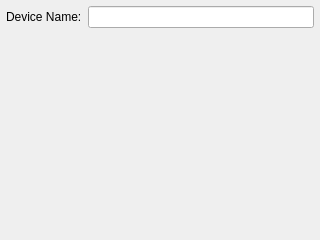
This is ui/CommunicationSettingsWidget.ui in kipr/botui as Qt 5 draws it before an edit. The edited form follows.
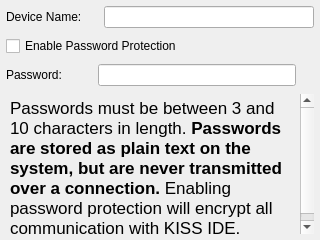
This is the edited form. Icons and pictures are not drawn. Custom widgets are drawn as their Qt base class.

Commit message: Added slider effect to RootController

What changed in the file:
```diff
--- a/ui/CommunicationSettingsWidget.ui
+++ b/ui/CommunicationSettingsWidget.ui
@@ -14,22 +14,22 @@
    <string>Communication Settings</string>
   </property>
   <layout class="QVBoxLayout" name="verticalLayout">
-   <property name="leftMargin">
-    <number>6</number>
+   <property name="spacing">
+    <number>8</number>
    </property>
-   <property name="topMargin">
+   <property name="margin">
     <number>6</number>
    </property>
-   <property name="rightMargin">
-    <number>6</number>
-   </property>
-   <property name="bottomMargin">
-    <number>0</number>
-   </property>
    <item>
     <layout class="QHBoxLayout" name="horizontalLayout">
      <item>
       <widget class="QLabel" name="label">
+       <property name="minimumSize">
+        <size>
+         <width>90</width>
+         <height>0</height>
+        </size>
+       </property>
        <property name="text">
         <string>Device Name:</string>
        </property>
@@ -40,6 +40,132 @@
      </item>
     </layout>
    </item>
+   <item>
+    <widget class="QCheckBox" name="passworded">
+     <property name="text">
+      <string>Enable Password Protection</string>
+     </property>
+    </widget>
+   </item>
+   <item>
+    <layout class="QHBoxLayout" name="horizontalLayout_2">
+     <property name="spacing">
+      <number>2</number>
+     </property>
+     <property name="topMargin">
+      <number>0</number>
+     </property>
+     <property name="rightMargin">
+      <number>0</number>
+     </property>
+     <item>
+      <widget class="QLabel" name="label_2">
+       <property name="minimumSize">
+        <size>
+         <width>90</width>
+         <height>0</height>
+        </size>
+       </property>
+       <property name="text">
+        <string>Password:</string>
+       </property>
+      </widget>
+     </item>
+     <item>
+      <widget class="LineEdit" name="password">
+       <property name="echoMode">
+        <enum>QLineEdit::Normal</enum>
+       </property>
+      </widget>
+     </item>
+     <item>
+      <widget class="QLabel" name="passGood">
+       <property name="text">
+        <string/>
+       </property>
+       <property name="pixmap">
+        <pixmap resource="../rc/icons.qrc">:/icons/accept.png</pixmap>
+       </property>
+      </widget>
+     </item>
+     <item>
+      <widget class="QLabel" name="passBad">
+       <property name="text">
+        <string/>
+       </property>
+       <property name="pixmap">
+        <pixmap resource="../rc/icons.qrc">:/icons/cross.png</pixmap>
+       </property>
+       <property name="scaledContents">
+        <bool>false</bool>
+       </property>
+      </widget>
+     </item>
+    </layout>
+   </item>
+   <item>
+    <widget class="QTextEdit" name="textEdit_2">
+     <property name="maximumSize">
+      <size>
+       <width>16777215</width>
+       <height>16777215</height>
+      </size>
+     </property>
+     <property name="palette">
+      <palette>
+       <active>
+        <colorrole role="Base">
+         <brush brushstyle="SolidPattern">
+          <color alpha="0">
+           <red>255</red>
+           <green>255</green>
+           <blue>255</blue>
+          </color>
+         </brush>
+        </colorrole>
+       </active>
+       <inactive>
+        <colorrole role="Base">
+         <brush brushstyle="SolidPattern">
+          <color alpha="0">
+           <red>255</red>
+           <green>255</green>
+           <blue>255</blue>
+          </color>
+         </brush>
+        </colorrole>
+       </inactive>
+       <disabled>
+        <colorrole role="Base">
+         <brush brushstyle="SolidPattern">
+          <color alpha="255">
+           <red>212</red>
+           <green>208</green>
+           <blue>200</blue>
+          </color>
+         </brush>
+        </colorrole>
+       </disabled>
+      </palette>
+     </property>
+     <property name="frameShape">
+      <enum>QFrame::NoFrame</enum>
+     </property>
+     <property name="undoRedoEnabled">
+      <bool>false</bool>
+     </property>
+     <property name="readOnly">
+      <bool>true</bool>
+     </property>
+     <property name="html">
+      <string>&lt;!DOCTYPE HTML PUBLIC &quot;-//W3C//DTD HTML 4.0//EN&quot; &quot;http://www.w3.org/TR/REC-html40/strict.dtd&quot;&gt;
+&lt;html&gt;&lt;head&gt;&lt;meta name=&quot;qrichtext&quot; content=&quot;1&quot; /&gt;&lt;style type=&quot;text/css&quot;&gt;
+p, li { white-space: pre-wrap; }
+&lt;/style&gt;&lt;/head&gt;&lt;body style=&quot; font-family:'Lucida Grande'; font-size:13pt; font-weight:400; font-style:normal;&quot;&gt;
+&lt;p style=&quot; margin-top:0px; margin-bottom:0px; margin-left:0px; margin-right:0px; -qt-block-indent:0; text-indent:0px;&quot;&gt;Passwords must be between 3 and 10 characters in length. &lt;span style=&quot; font-weight:600;&quot;&gt;Passwords are stored as plain text on the system, but are never transmitted over a connection. &lt;/span&gt;Enabling password protection will encrypt all communication with KISS IDE.&lt;/p&gt;&lt;/body&gt;&lt;/html&gt;</string>
+     </property>
+    </widget>
+   </item>
    <item>
     <spacer name="verticalSpacer">
      <property name="orientation">
```
Left out of the diff: 4 changed lines with no effect on the pictures. The commit also changes 5 other files.
